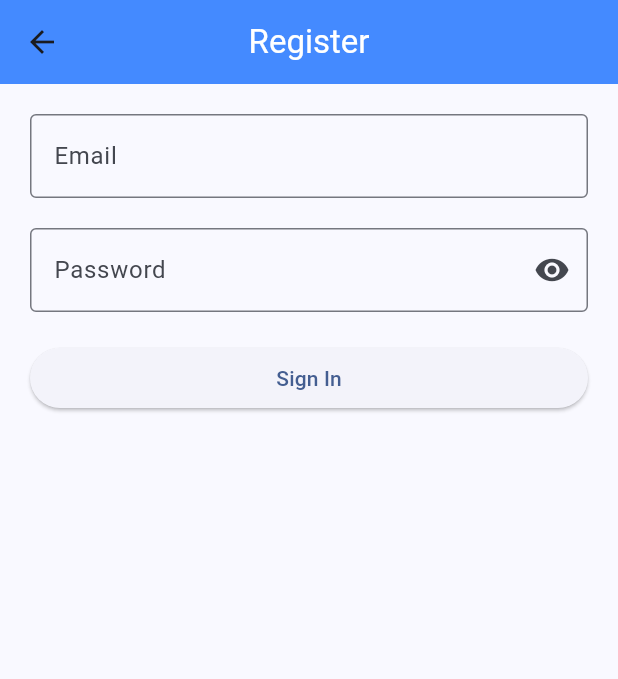
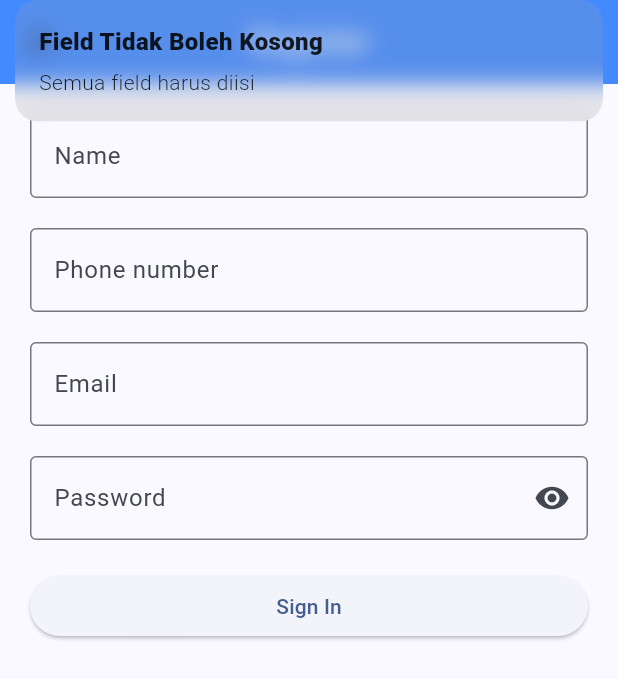
Before and after one commit to Sythaz/Firebase_UdemyIntermediate, a Flutter app: the RegisterView screen opened by its route, after a tap on "Sign In", on a phone screen of 412 x 824 dp. Shown: the top 679 px of the screen. Run offline on Flutter 3.47's test engine with Material 3 defaults, Android fonts, the phone set to English and light mode, and no system bars; our stand-ins replace cloud_firestore, firebase_auth, firebase_core, get, get_storage; accounts and stored records are empty.

Commit message:
add user data to firebase storage [document database format]

```diff
--- a/lib/login_view.dart
+++ b/lib/login_view.dart
@@ -27,6 +27,7 @@ class LoginView extends GetView<LoginController> {
         padding: EdgeInsets.all(20),
         children: [
           TextField(
+            keyboardType: TextInputType.emailAddress,
             controller: controller.emailC,
             decoration: InputDecoration(
               labelText: "Email",
--- a/lib/register_controller.dart
+++ b/lib/register_controller.dart
@@ -1,18 +1,26 @@
 import 'package:firebase_auth/firebase_auth.dart';
 import 'package:firebase_udemyintermediate/route/routes.dart';
+import 'package:cloud_firestore/cloud_firestore.dart';
 import 'package:flutter/material.dart';
 import 'package:get/get.dart';
 
 class RegisterController extends GetxController {
   RxBool isLoading = false.obs;
   RxBool isHidden = true.obs;
+  TextEditingController nameC = TextEditingController();
+  TextEditingController phoneC = TextEditingController();
   TextEditingController emailC = TextEditingController();
   TextEditingController passC = TextEditingController();
 
+  FirebaseFirestore firestore = FirebaseFirestore.instance;
+
   void register() async {
-    if (emailC.text.isNotEmpty || passC.text.isNotEmpty) {
+    if (emailC.text.isNotEmpty ||
+        passC.text.isNotEmpty ||
+        nameC.text.isNotEmpty ||
+        phoneC.text.isNotEmpty) {
+      // Validasi password 6 character
       if (passC.text.length >= 6) {
-        // Validasi password 6 character
         // Kode dari dokumentasi
         try {
           isLoading.value = true;
@@ -24,6 +32,18 @@ class RegisterController extends GetxController {
           );
 
           await userCredential.user?.sendEmailVerification();
+
+          await firestore
+              .collection('users') // Pada tabel
+              .doc(userCredential.user!.uid) // Dengan id unik (map)
+              .set({
+            // Tambah atau edit data:
+            'name': nameC.text,
+            'phone': phoneC.text,
+            'email': emailC.text,
+            'uid': userCredential.user!.uid,
+            'createdAt': DateTime.now().toIso8601String()
+          });
 
           isLoading.value = false;
           Get.offAllNamed(Routes.LOGIN);
@@ -48,6 +68,8 @@ class RegisterController extends GetxController {
           'Password harus lebih dari 6 karakter',
         );
       }
+    } else {
+      Get.snackbar('Field Tidak Boleh Kosong', 'Semua field harus diisi');
     }
   }
 }
--- a/lib/register_view.dart
+++ b/lib/register_view.dart
@@ -1,4 +1,4 @@
-import 'package:firebase_udemyintermediate/Register_controller.dart';
+import 'package:firebase_udemyintermediate/register_controller.dart';
 import 'package:flutter/material.dart';
 import 'package:get/get.dart';
 
@@ -19,6 +19,24 @@ class RegisterView extends GetView<RegisterController> {
         padding: EdgeInsets.all(20),
         children: [
           TextField(
+            controller: controller.nameC,
+            decoration: InputDecoration(
+              labelText: "Name",
+              border: OutlineInputBorder(),
+            ),
+          ),
+          SizedBox(height: 20),
+          TextField(
+            keyboardType: TextInputType.phone,
+            controller: controller.phoneC,
+            decoration: InputDecoration(
+              labelText: "Phone number",
+              border: OutlineInputBorder(),
+            ),
+          ),
+          SizedBox(height: 20),
+          TextField(
+            keyboardType: TextInputType.emailAddress,
             controller: controller.emailC,
             decoration: InputDecoration(
               labelText: "Email",
```
